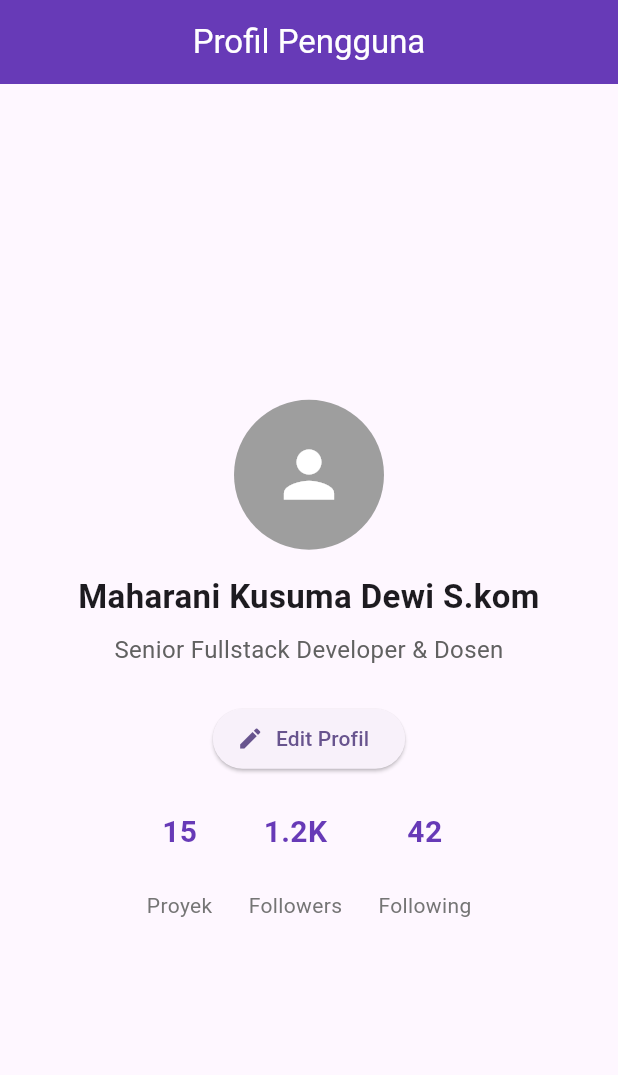
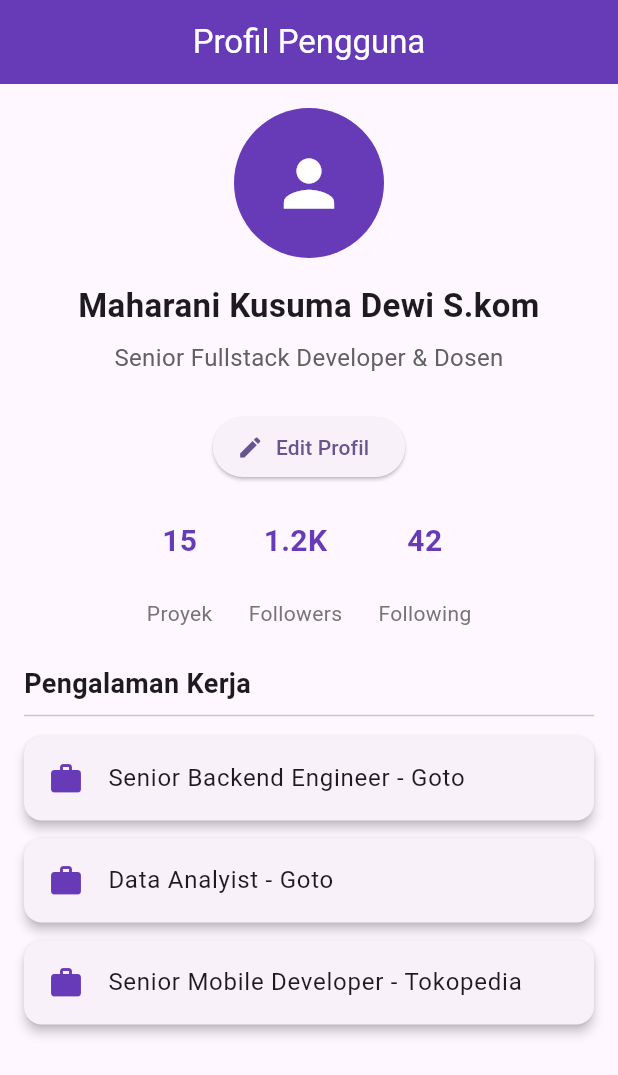
Before and after one commit to MaharaniCantik/tugas5_AplikasiMobile, a Flutter app: the screen it shows after launch, on a phone screen of 412 x 824 dp. Shown: the top 1075 px of the screen. Run offline on Flutter 3.47's test engine with Material 3 defaults, Android fonts, the phone set to English and light mode, and no system bars.

Commit message:
feat: add scrollable experience list

```diff
--- a/lib/main.dart
+++ b/lib/main.dart
@@ -1,5 +1,5 @@
 import 'package:flutter/material.dart';
-import 'package:tugas_flutter6/profile_page.dart'; //memunculkan import
+import 'profile_page.dart'; //memunculkan import
 
 
 void main(){
--- a/lib/profile_page.dart
+++ b/lib/profile_page.dart
@@ -1,12 +1,16 @@
 import 'package:flutter/material.dart';
 
 class ProfilePage extends StatelessWidget {
-  ProfilePage({super.key});
+  const ProfilePage({super.key});
 
   final String userName = 'Maharani Kusuma Dewi S.kom';
   final String role = 'Senior Fullstack Developer & Dosen';
 
-
+  final List<String> experiences = const [
+    'Senior Backend Engineer - Goto',
+    'Data Analyist - Goto',
+    'Senior Mobile Developer - Tokopedia',
+  ];
 
   @override
   Widget build(BuildContext context) {
@@ -17,25 +21,20 @@ class ProfilePage extends StatelessWidget {
         backgroundColor: Colors.deepPurple,
         foregroundColor: Colors.white,
       ),
-      body: Center(
-        child: Padding(
+      body: Padding(
         padding: const EdgeInsets.all(16.0),
         child: Column(
-            mainAxisAlignment: MainAxisAlignment.center,
-            crossAxisAlignment: CrossAxisAlignment.center,
           children: [
             const ProfileAvatar(),
             const SizedBox(height: 16), //mengubah dari width
-              ProfileInfo(name: userName, role: role),
+            ProfileInfo(userName: userName, role: role),
             const SizedBox(height: 24),
 
             ElevatedButton.icon(
               onPressed: () {
                 ScaffoldMessenger.of(context).showSnackBar(
                   const SnackBar(
-                      content: Text(
-                        'Fitur edit belum aktif pada modul statis.',
-                      ),
+                    content: Text('Fitur edit belum aktif pada modul statis.'),
                   ),
                 );
               },
@@ -44,8 +43,25 @@ class ProfilePage extends StatelessWidget {
             ),
             const SizedBox(height: 24),
             const ProfileStats(),
+            const SizedBox(height: 24),
+            const Align(
+              alignment: Alignment.centerLeft,
+              child: Text(
+                'Pengalaman Kerja',
+                style: TextStyle(fontSize: 18, fontWeight: FontWeight.bold),
+              ),
+            ),
+            const Divider(),
+
+            Expanded(
+              child: ListView.builder(
+                itemCount: experiences.length,
+                itemBuilder: (context, index) {
+                  return ExperienCard(experience: experiences[index]);
+                },
+              ),
+            ),
           ],
-          ),
         ),
       ),
     );
@@ -60,7 +76,7 @@ class ProfileAvatar extends StatelessWidget {
   Widget build(BuildContext context) {
     return const CircleAvatar(
       radius: 50,
-      backgroundColor: Colors.grey,
+      backgroundColor: Colors.deepPurple,
       child: Icon(Icons.person, size: 50, color: Colors.white),
     );
   }
@@ -68,9 +84,9 @@ class ProfileAvatar extends StatelessWidget {
 
 // mengambil dari code yang column
 class ProfileInfo extends StatelessWidget {
-  const ProfileInfo({super.key, required this.name, required this.role});
+  const ProfileInfo({super.key, required this.userName, required this.role});
 
-  final String name;
+  final String userName;
   final String role;
 
   @override
@@ -78,7 +94,7 @@ class ProfileInfo extends StatelessWidget {
     return Column(
       children: [
         Text(
-          name,
+          userName,
           style: const TextStyle(fontSize: 22, fontWeight: FontWeight.bold),
           textAlign: TextAlign.center,
         ),
@@ -135,3 +151,21 @@ class StatItem extends StatelessWidget {
     );
   }
 }
+
+class ExperienCard extends StatelessWidget {
+  final String experience;
+
+  const ExperienCard({super.key, required this.experience});
+
+  @override
+  Widget build(BuildContext context) {
+    return Card(
+      elevation: 3,
+      margin: const EdgeInsets.symmetric(vertical: 6),
+      child: ListTile(
+        leading: const Icon(Icons.work, color: Colors.deepPurple),
+        title: Text(experience),
+      ),
+    );
+  }
+}
```
Also changed, not shown: 1 other file. Lines whose indentation alone changed are shown as unchanged.
